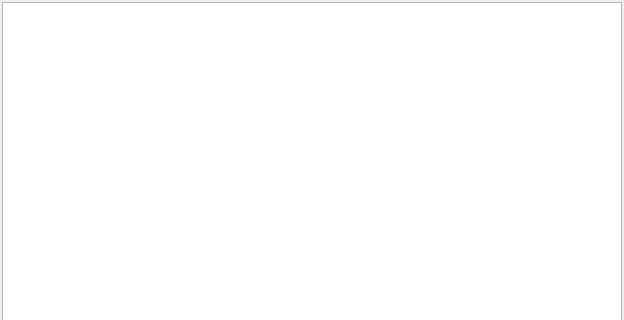
moglerdev/ang_project, file source/widget.ui: the form before one commit; both pictures show x 0 to 624 and y 0 to 320 of the 624 by 600 pixel window.
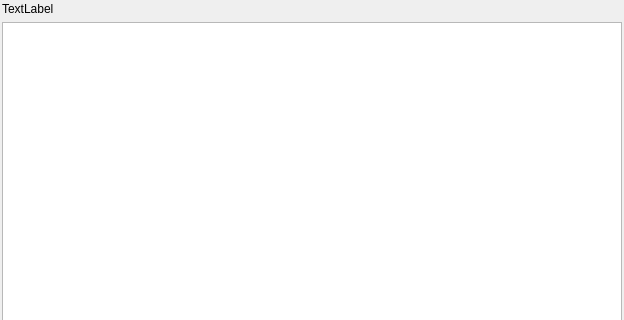
The form after the commit.

Commit message: MausPosition in der Scene wird jetzt oben im Label angezeigt

```diff
--- a/source/widget.ui
+++ b/source/widget.ui
@@ -29,6 +29,13 @@
    <item row="3" column="0">
     <widget class="QGraphicsView" name="graphicsView"/>
    </item>
+   <item row="0" column="0">
+    <widget class="QLabel" name="label">
+     <property name="text">
+      <string>TextLabel</string>
+     </property>
+    </widget>
+   </item>
   </layout>
  </widget>
  <resources/>
```
The commit also changes 3 other files.
